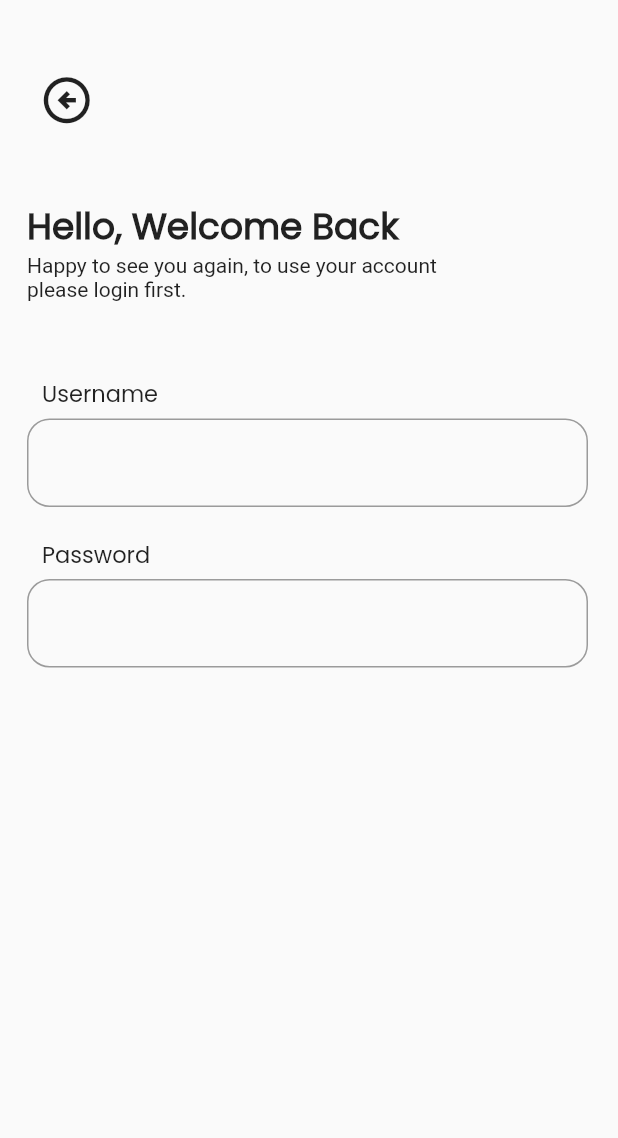
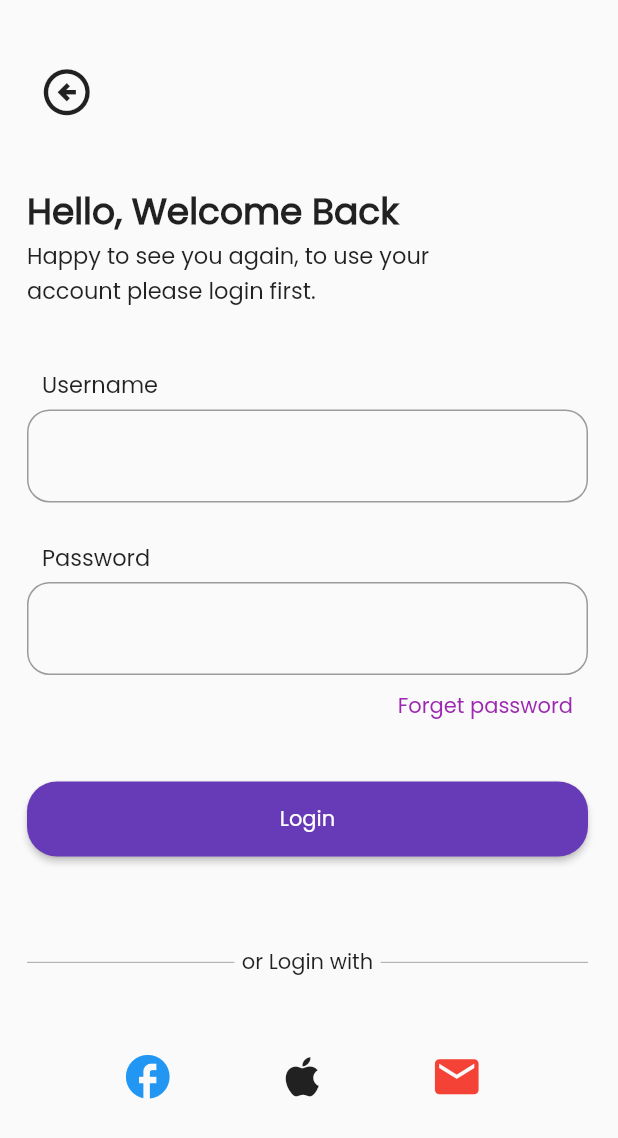
Before and after one commit to asnakeassefa/chatApp, a Flutter app: the screen it shows after launch, on a phone screen of 412 x 824 dp. Shown: the top 1138 px of the screen. Run offline on Flutter 3.47's test engine with Material 2 defaults, Android fonts, the phone set to English and light mode, and no system bars; our stand-ins replace smooth_page_indicator.

Commit message:
login UI ended

```diff
--- a/lib/component/button.dart
+++ b/lib/component/button.dart
@@ -7,9 +7,9 @@ class Button extends StatelessWidget {
 
   @override
   Widget build(BuildContext context) {
+     double screenWidth = MediaQuery.of(context).size.width;
     return Container(
-      padding: const EdgeInsets.fromLTRB(0, 0, 0, 20),
-      alignment: const Alignment(0, 0.9),
+      padding: const EdgeInsets.fromLTRB(0, 0, 20, 20),
       child: ElevatedButton(
         onPressed: todo,
         style: ButtonStyle(
@@ -19,8 +19,8 @@ class Button extends StatelessWidget {
               borderRadius: BorderRadius.circular(20),
             ),
           ),
-          minimumSize: const MaterialStatePropertyAll(
-            Size(350, 50),
+          minimumSize: MaterialStatePropertyAll(
+            Size(screenWidth, 50),
           ),
         ),
         child: Text(child),
--- /dev/null
+++ b/lib/component/loginAlternative.dart
@@ -0,0 +1,27 @@
+import "package:flutter/material.dart";
+
+class LoginAlternatives extends StatelessWidget {
+  const LoginAlternatives({super.key});
+
+  @override
+  Widget build(BuildContext context) {
+    return Row(
+      crossAxisAlignment: CrossAxisAlignment.center,
+      mainAxisAlignment: MainAxisAlignment.spaceEvenly,
+      children: [
+        IconButton(
+          onPressed: () => {},
+          icon: const Icon(Icons.facebook,color: Colors.blue,size: 35,),
+        ),
+        IconButton(
+          onPressed: () => {},
+          icon: const Icon(Icons.apple,size: 35,),
+        ),
+        IconButton(
+          onPressed: () => {},
+          icon: const Icon(Icons.email,color:Colors.red,size: 35,),
+        )
+      ],
+    );
+  }
+}
--- a/lib/main.dart
+++ b/lib/main.dart
@@ -13,12 +13,15 @@ class MyApp extends StatelessWidget {
   // This widget is the root of your application.
   @override
   Widget build(BuildContext context) {
+    final theme = ThemeData(
+      fontFamily: "poppins",
+      buttonColor: Colors.deepPurpleAccent,
+      primaryColor: Colors.black54,
+    );
     return MaterialApp(
       debugShowCheckedModeBanner: false,
       title: 'Flutter Demo',
-      theme: ThemeData.light().copyWith(
-        primaryColor:Lcolor.mainColor,
-      ),
+      theme: theme,
       home:const Login(),
     );
   }
--- a/lib/pages/loginPage/login.dart
+++ b/lib/pages/loginPage/login.dart
@@ -1,7 +1,8 @@
+import 'package:chat/component/button.dart';
 import 'package:chat/component/userField.dart';
 import 'package:flutter/material.dart';
-
 import '../../component/backButton.dart';
+import '../../component/loginAlternative.dart';
 
 class Login extends StatefulWidget {
   const Login({super.key});
@@ -22,13 +23,12 @@ class _LoginState extends State<Login> {
           padding: const EdgeInsets.only(left: 18),
           child: Expanded(
             child: Column(
-              // mainAxisAlignment: MainAxisAlignment.start,
               crossAxisAlignment: CrossAxisAlignment.start,
               children: [
-                const SizedBox(height: 40),
+                const SizedBox(height: 35),
                 //backbutton
                 const Back(),
-                const SizedBox(height: 45), //Text Description
+                const SizedBox(height: 40), //Text Description
                 Column(
                   crossAxisAlignment: CrossAxisAlignment.start,
                   children: const [
@@ -46,14 +46,18 @@ class _LoginState extends State<Login> {
                       width: 280,
                       child: Text(
                         "Happy to see you again, to use your account please login first.",
+                        style: TextStyle(
+                          fontSize: 15,
+                          fontFamily: "poppins",
+                        ),
                       ),
                     )
                   ],
                 ),
-                const SizedBox(height: 50),
+                const SizedBox(height: 40),
                 //username TextField
                 const Padding(
-                  padding: EdgeInsets.fromLTRB(10,0,0,5),
+                  padding: EdgeInsets.fromLTRB(10, 0, 0, 5),
                   child: Text(
                     "Username",
                     style: TextStyle(
@@ -70,9 +74,9 @@ class _LoginState extends State<Login> {
                 ),
 
                 //password TextField
-                const SizedBox(height: 20),
+                const SizedBox(height: 25),
                 const Padding(
-                  padding: EdgeInsets.fromLTRB(10,0,0,5),
+                  padding: EdgeInsets.fromLTRB(10, 0, 0, 5),
                   child: Text(
                     "Password",
                     style: TextStyle(
@@ -87,6 +91,58 @@ class _LoginState extends State<Login> {
                   controller: passwordController,
                   lableText: "password",
                 ),
+
+                // forget password
+                GestureDetector(
+                  onTap: () => {},
+                  child: Row(
+                    mainAxisAlignment: MainAxisAlignment.end,
+                    children: const [
+                      Padding(
+                        padding: EdgeInsets.fromLTRB(0, 10, 30, 0),
+                        child: Text(
+                          "Forget password",
+                          style: TextStyle(color: Colors.purple),
+                        ),
+                      ),
+                    ],
+                  ),
+                ),
+                // Login button
+                const SizedBox(height: 40),
+                Button(todo: () => {}, child: "Login"),
+                const SizedBox(height: 40),
+                // other alternatives
+                Padding(
+                  padding: const EdgeInsets.only(right: 20),
+                  child: Row(
+                    children: const [
+                      Expanded(
+                        child: Divider(
+                          thickness: 0.5,
+                          color: Colors.black45,
+                        ),
+                      ),
+                      Padding(
+                        padding: EdgeInsets.fromLTRB(5, 0, 5, 0),
+                        child: Text('or Login with'),
+                      ),
+                      Expanded(
+                        child: Divider(
+                          thickness: 0.5,
+                          color: Colors.black45,
+                        ),
+                      ),
+                    ],
+                  ),
+                ),
+
+                const SizedBox(height: 40),
+                const Padding(
+                  padding:EdgeInsets.only(right: 30),
+                  child: LoginAlternatives(),
+                )
+                // social
               ],
             ),
           ),
```
